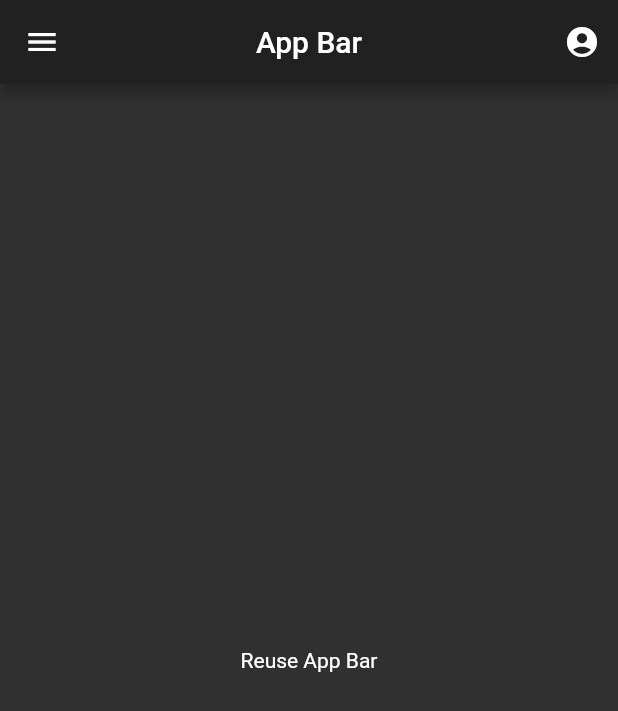
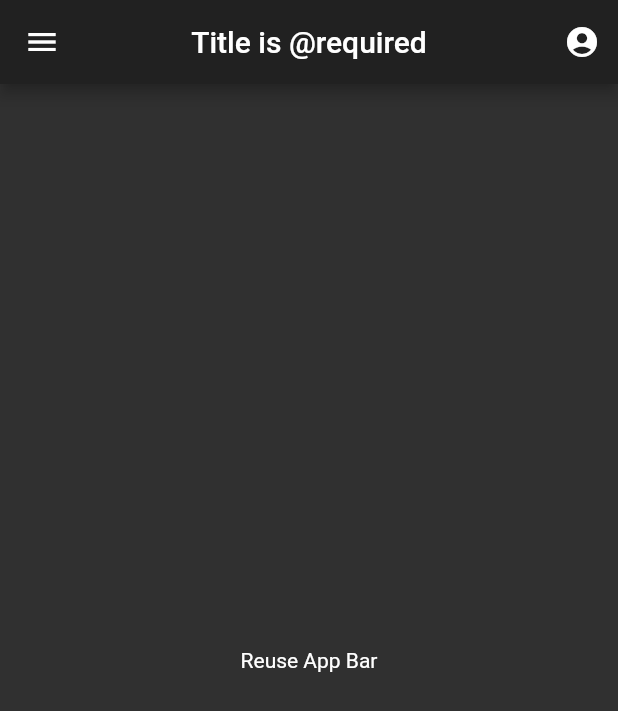
Before and after one commit to E2517/AppBar, a Flutter app: the screen it shows after launch, on a phone screen of 412 x 824 dp. Shown: the top 711 px of the screen. Run offline on Flutter 3.47's test engine with Material 2 defaults, Android fonts, the phone set to English and light mode, and no system bars.

Commit message:
Title @required

```diff
--- a/lib/Utils/appbar_utils.dart
+++ b/lib/Utils/appbar_utils.dart
@@ -3,7 +3,7 @@ import 'package:flutter/material.dart';
 class MyPersonalAppBar extends AppBar {
   MyPersonalAppBar(
       {Key key,
-      Widget titleAppBar,
+      @required Widget titleAppBar,
       Widget leadingAppBar,
       List<Widget> iconAppBar})
       : super(
--- a/lib/main.dart
+++ b/lib/main.dart
@@ -11,7 +11,9 @@ class MyApp extends StatelessWidget {
       title: 'Material App',
       theme: ThemeData.dark(),
       home: Scaffold(
-        appBar: MyPersonalAppBar(),
+        appBar: MyPersonalAppBar(
+          titleAppBar: Text('Title is @required'),
+        ),
         body: Center(
           child: Container(
             child: Text('Reuse App Bar'),
```
